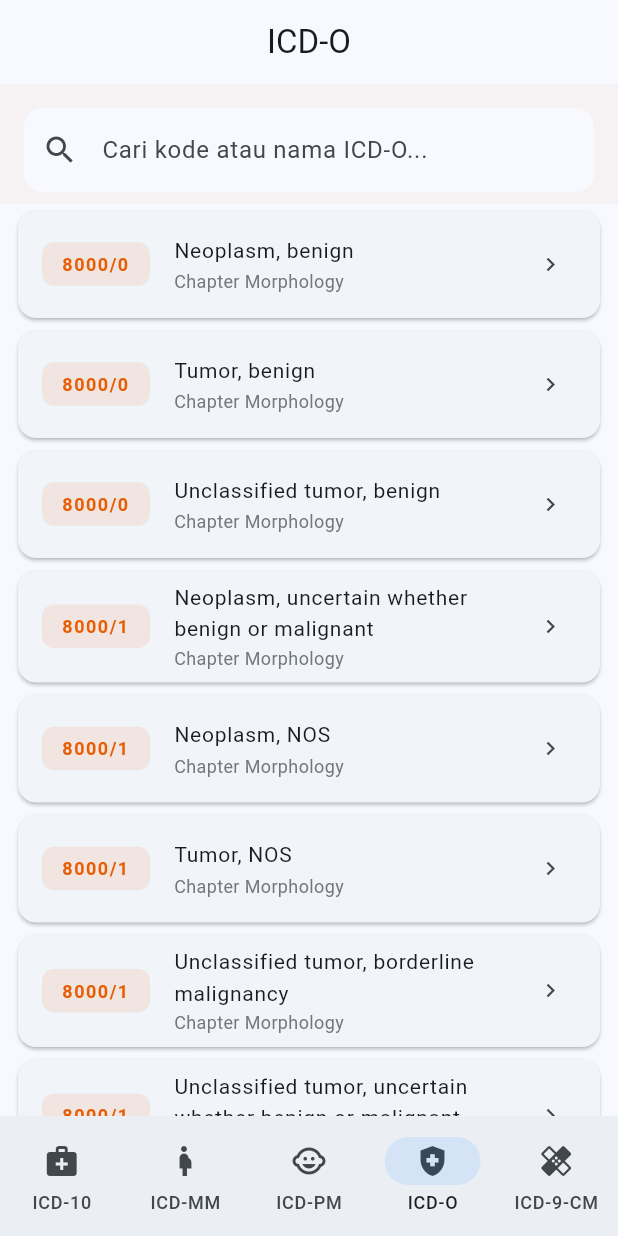
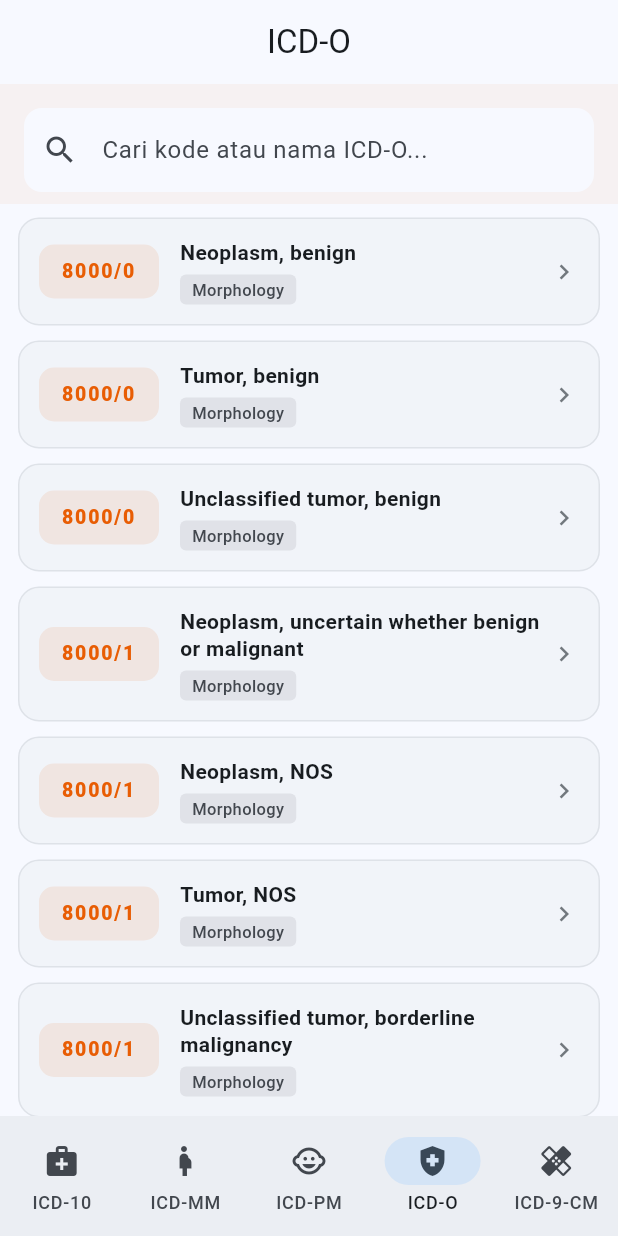
Before and after one commit to ardhikaxx/mida, a Flutter app: the screen it shows after launch, item 4 of the bottom bar chosen, on a phone screen of 412 x 824 dp. Run offline on Flutter 3.47's test engine with Material 3 defaults, Android fonts, the light colour scheme and no system bars.

Commit message:
style: improve card design with border, badge, chip tags

```diff
--- a/lib/screens/search_screen.dart
+++ b/lib/screens/search_screen.dart
@@ -50,8 +50,7 @@ class _SearchScreenState extends State<SearchScreen> {
   bool get _isSearching => _query.trim().isNotEmpty;
   List<IcdCode> get _displayList =>
       _showAll || _isSearching ? _filtered : _filtered.take(_initialLimit).toList();
-  int get _hiddenCount =>
-      _filtered.length - _initialLimit;
+  int get _hiddenCount => _filtered.length - _initialLimit;
 
   @override
   void dispose() {
@@ -95,60 +94,32 @@ class _SearchScreenState extends State<SearchScreen> {
           child: _loading
               ? const Center(child: CircularProgressIndicator())
               : ListView.builder(
-                  padding: const EdgeInsets.symmetric(horizontal: 12),
+                  padding: const EdgeInsets.fromLTRB(12, 4, 12, 16),
                   itemCount: _displayList.length + (_showMoreVisible ? 1 : 0),
                   itemBuilder: (_, i) {
                     if (_showMoreVisible && i == _displayList.length) {
                       return Padding(
-                        padding: const EdgeInsets.symmetric(vertical: 12),
-                        child: Center(
-                          child: TextButton.icon(
+                        padding: const EdgeInsets.symmetric(vertical: 8),
+                        child: SizedBox(
+                          width: double.infinity,
+                          child: OutlinedButton.icon(
                             onPressed: () => setState(() => _showAll = true),
                             icon: const Icon(Icons.expand_more),
                             label: Text('Lihat semua ($_hiddenCount lainnya)'),
+                            style: OutlinedButton.styleFrom(
+                              foregroundColor: widget.color,
+                              side: BorderSide(color: widget.color.withValues(alpha: 0.3)),
+                              padding: const EdgeInsets.symmetric(vertical: 14),
+                              shape: RoundedRectangleBorder(
+                                borderRadius: BorderRadius.circular(12),
+                              ),
+                            ),
                           ),
                         ),
                       );
                     }
                     final item = _displayList[i];
-                    return Card(
-                      margin: const EdgeInsets.symmetric(vertical: 4),
-                      child: ListTile(
-                        leading: Container(
-                          width: 72,
-                          padding: const EdgeInsets.symmetric(vertical: 6),
-                          decoration: BoxDecoration(
-                            color: widget.color.withValues(alpha: 0.1),
-                            borderRadius: BorderRadius.circular(8),
-                          ),
-                          child: Text(
-                            item.code,
-                            textAlign: TextAlign.center,
-                            style: TextStyle(
-                              fontWeight: FontWeight.bold,
-                              color: widget.color,
-                              fontSize: 12,
-                              letterSpacing: 1,
-                            ),
-                          ),
-                        ),
-                        title: Text(item.description,
-                            style: const TextStyle(fontSize: 14)),
-                        subtitle: item.chapter != null
-                            ? Text('Chapter ${item.chapter}',
-                                style: TextStyle(
-                                    fontSize: 12,
-                                    color: theme.colorScheme.outline))
-                            : null,
-                        trailing: const Icon(Icons.chevron_right, size: 18),
-                        onTap: () => Navigator.push(
-                          context,
-                          MaterialPageRoute(
-                            builder: (_) => DetailScreen(code: item),
-                          ),
-                        ),
-                      ),
-                    );
+                    return _IcdCard(item: item, color: widget.color, theme: theme);
                   },
                 ),
         ),
@@ -156,6 +127,102 @@ class _SearchScreenState extends State<SearchScreen> {
     );
   }
 
-  bool get _showMoreVisible =>
-      !_isSearching && !_showAll && _hiddenCount > 0;
+  bool get _showMoreVisible => !_isSearching && !_showAll && _hiddenCount > 0;
 }
+
+class _IcdCard extends StatelessWidget {
+  final IcdCode item;
+  final Color color;
+  final ThemeData theme;
+
+  const _IcdCard({
+    required this.item,
+    required this.color,
+    required this.theme,
+  });
+
+  @override
+  Widget build(BuildContext context) {
+    return Card(
+      margin: const EdgeInsets.symmetric(vertical: 5),
+      elevation: 0,
+      shape: RoundedRectangleBorder(
+        borderRadius: BorderRadius.circular(14),
+        side: BorderSide(color: theme.colorScheme.outlineVariant.withValues(alpha: 0.4)),
+      ),
+      child: InkWell(
+        borderRadius: BorderRadius.circular(14),
+        onTap: () => Navigator.push(
+          context,
+          MaterialPageRoute(builder: (_) => DetailScreen(code: item)),
+        ),
+        child: Padding(
+          padding: const EdgeInsets.symmetric(horizontal: 14, vertical: 14),
+          child: Row(
+            children: [
+              Container(
+                width: 80,
+                padding: const EdgeInsets.symmetric(vertical: 10),
+                decoration: BoxDecoration(
+                  color: color.withValues(alpha: 0.1),
+                  borderRadius: BorderRadius.circular(10),
+                ),
+                child: Text(
+                  item.code,
+                  textAlign: TextAlign.center,
+                  style: TextStyle(
+                    fontWeight: FontWeight.w800,
+                    color: color,
+                    fontSize: 13,
+                    letterSpacing: 1.2,
+                    height: 1.2,
+                  ),
+                ),
+              ),
+              const SizedBox(width: 14),
+              Expanded(
+                child: Column(
+                  crossAxisAlignment: CrossAxisAlignment.start,
+                  children: [
+                    Text(
+                      item.description,
+                      style: const TextStyle(
+                        fontSize: 14,
+                        fontWeight: FontWeight.w600,
+                        height: 1.3,
+                      ),
+                      maxLines: 2,
+                      overflow: TextOverflow.ellipsis,
+                    ),
+                    if (item.chapter != null) ...[
+                      const SizedBox(height: 6),
+                      Container(
+                        padding: const EdgeInsets.symmetric(horizontal: 8, vertical: 2),
+                        decoration: BoxDecoration(
+                          color: theme.colorScheme.surfaceContainerHighest,
+                          borderRadius: BorderRadius.circular(4),
+                        ),
+                        child: Text(
+                          item.chapter == 'Morphology' || item.chapter == 'Topography'
+                              ? item.chapter!
+                              : 'Chapter ${item.chapter}',
+                          style: TextStyle(
+                            fontSize: 11,
+                            color: theme.colorScheme.onSurfaceVariant,
+                            fontWeight: FontWeight.w500,
+                          ),
+                        ),
+                      ),
+                    ],
+                  ],
+                ),
+              ),
+              const SizedBox(width: 4),
+              Icon(Icons.chevron_right, size: 20, color: theme.colorScheme.outline),
+            ],
+          ),
+        ),
+      ),
+    );
+  }
+}
```
